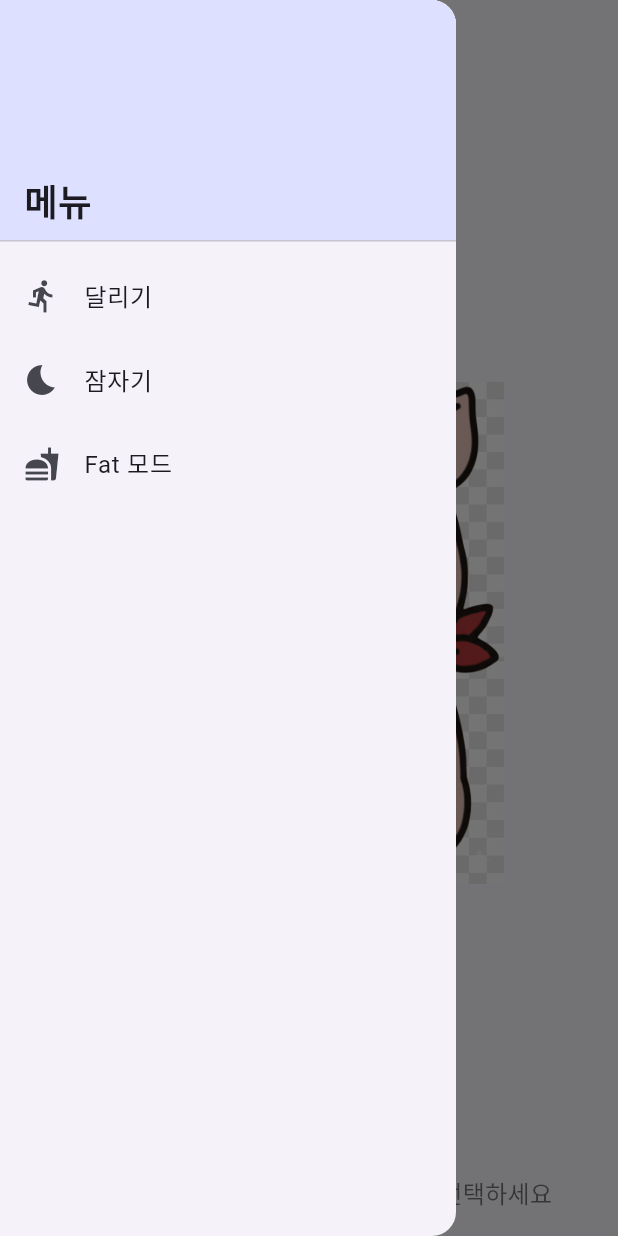
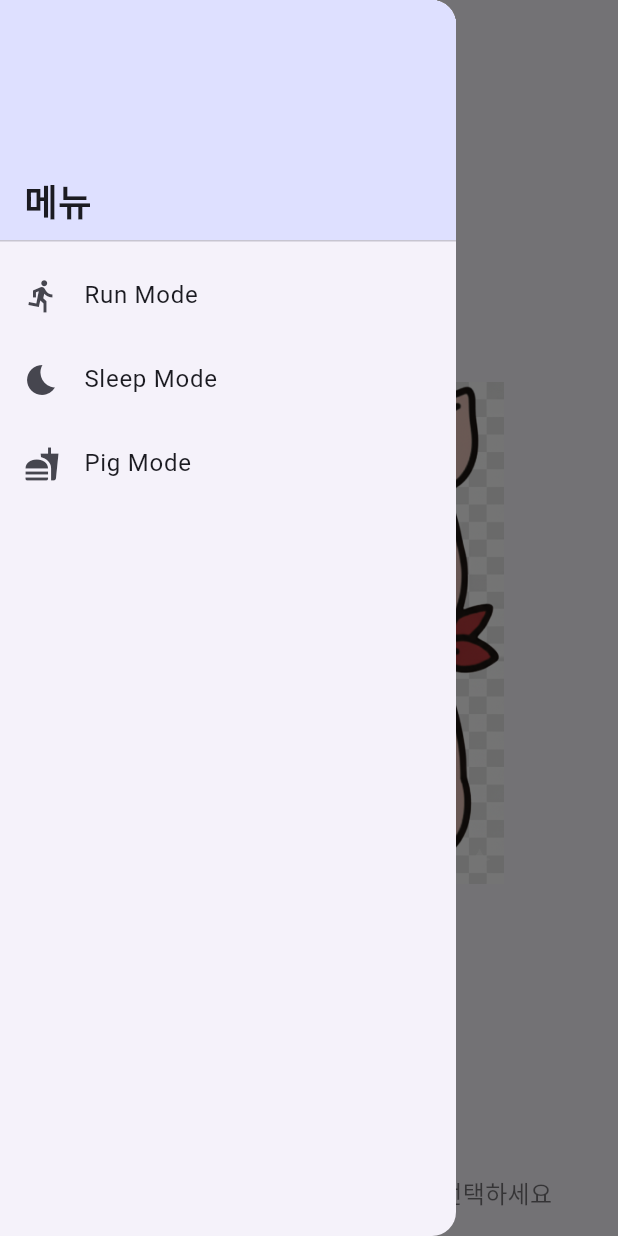
Before and after one commit to SonMyeongJin/Flutter_RunTungTung, a Flutter app: the screen it shows after launch, with the side drawer open, on a phone screen of 412 x 824 dp. Run offline on Flutter 3.47's test engine with Material 3 defaults, Android fonts, the light colour scheme and no system bars; our stand-ins replace geolocator.

Commit message:
chore: tweak main drawer or layout adjustments

```diff
--- a/lib/main.dart
+++ b/lib/main.dart
@@ -130,7 +130,7 @@ class _MyHomePageState extends State<MyHomePage> {
               ),
               ListTile(
                 leading: const Icon(Icons.directions_run),
-                title: const Text('달리기'),
+                title: const Text('Run Mode'),
                 onTap: () {
                   Navigator.of(context).pop(); // close drawer
                   Navigator.of(context).push(
@@ -140,7 +140,7 @@ class _MyHomePageState extends State<MyHomePage> {
               ),
               ListTile(
                 leading: const Icon(Icons.bedtime),
-                title: const Text('잠자기'),
+                title: const Text('Sleep Mode'),
                 onTap: () {
                   Navigator.of(context).pop();
                   Navigator.of(context).push(
@@ -150,7 +150,7 @@ class _MyHomePageState extends State<MyHomePage> {
               ),
               ListTile(
                 leading: const Icon(Icons.fastfood),
-                title: const Text('Fat 모드'),
+                title: const Text('Pig Mode'),
                 onTap: () {
                   Navigator.of(context).pop();
                   Navigator.of(context).push(
```
